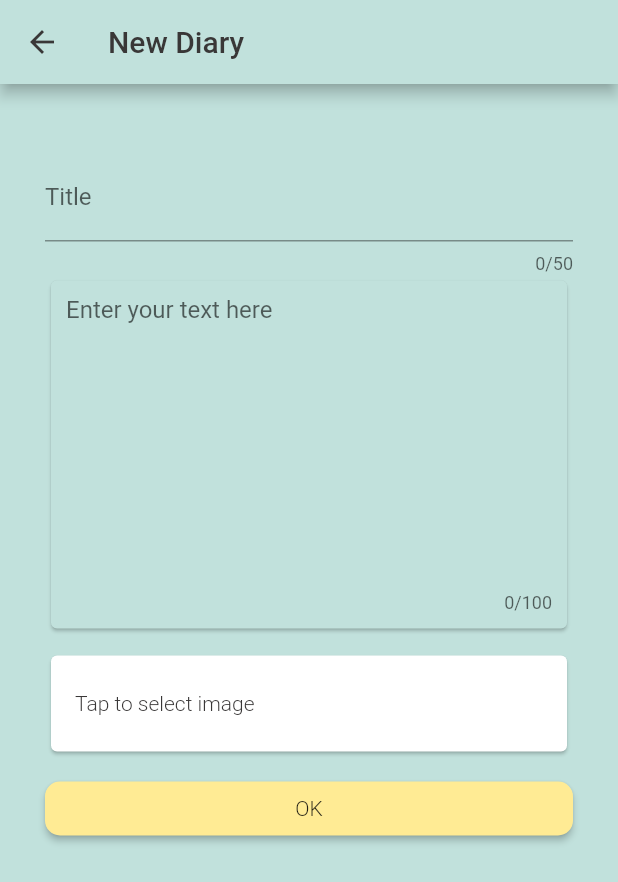
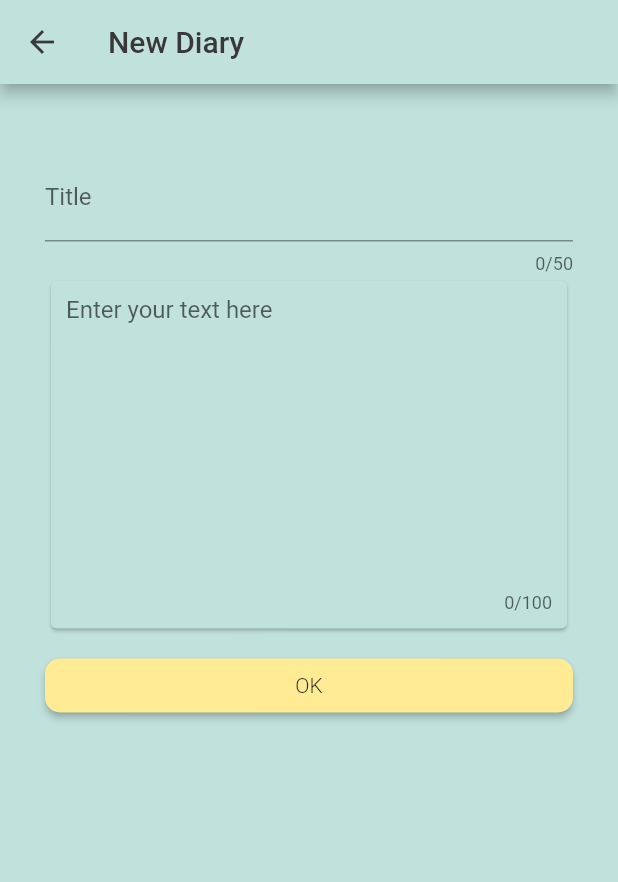
Before and after one commit to tamaUdon/LMN-Album, a Flutter app: the ModalDiaryDetail screen opened directly, on a phone screen of 412 x 824 dp. Shown: the top 882 px of the screen. Run offline on Flutter 3.47's test engine with Material 2 defaults, Android fonts, the phone set to English and light mode, and no system bars; our stand-ins replace image_picker, shared_preferences, sqflite; accounts and stored records are empty; Roboto replaces fonts that are missing (Rubik).

Commit message:
remove method of storing image data

```diff
--- a/lib/edit_diary.dart
+++ b/lib/edit_diary.dart
@@ -92,44 +92,44 @@ class _ModalDiarydetailState extends State<ModalDiaryDetail>{
                   ),
                 ),
                 // MARK: - 画像ピッカー
-                Padding(
-                  padding: EdgeInsets.only(top: 10.0),
-                  child:
-                  Card(
-                    borderOnForeground: true,
-                    child: Center(
-                      child:
-                      _image == null
-                      // 画像ピッカーボタン
-                      ? ButtonBar(
-                        alignment: MainAxisAlignment.start,
-                          children: <Widget>[
-                            FlatButton(
-                              child:
-                                Text(
-                                  'Tap to select image',
-                                  style: TextStyle(
-                                    color: kBrown900,
-                                    fontWeight: FontWeight.w300,
-                                  ),
-                                ),
-                              onPressed: setImage,
-                            )
-                          ],
-                        )
-                      // 画像選択後、画像表示する => 再選択可
-                      : ButtonBar(
-                          children: <Widget>[
-                            FlatButton(
-                              onPressed: setImage,
-                              child: Image.file(_image)
-                            ),
+                // Padding(
+                //   padding: EdgeInsets.only(top: 10.0),
+                //   child:
+                //   Card(
+                //     borderOnForeground: true,
+                //     child: Center(
+                //       child:
+                //       _image == null
+                //       // 画像ピッカーボタン
+                //       ? ButtonBar(
+                //         alignment: MainAxisAlignment.start,
+                //           children: <Widget>[
+                //             FlatButton(
+                //               child:
+                //                 Text(
+                //                   'Tap to select image',
+                //                   style: TextStyle(
+                //                     color: kBrown900,
+                //                     fontWeight: FontWeight.w300,
+                //                   ),
+                //                 ),
+                //               onPressed: setImage,
+                //             )
+                //           ],
+                //         )
+                //       // 画像選択後、画像表示する => 再選択可
+                //       : ButtonBar(
+                //           children: <Widget>[
+                //             FlatButton(
+                //               onPressed: setImage,
+                //               child: Image.file(_image)
+                //             ),
 
-                          ],
-                        )
-                    ),
-                  )
-                )
+                //           ],
+                //         )
+                //     ),
+                //   )
+                // )
               ]
             ),
             // OKボタン
```
